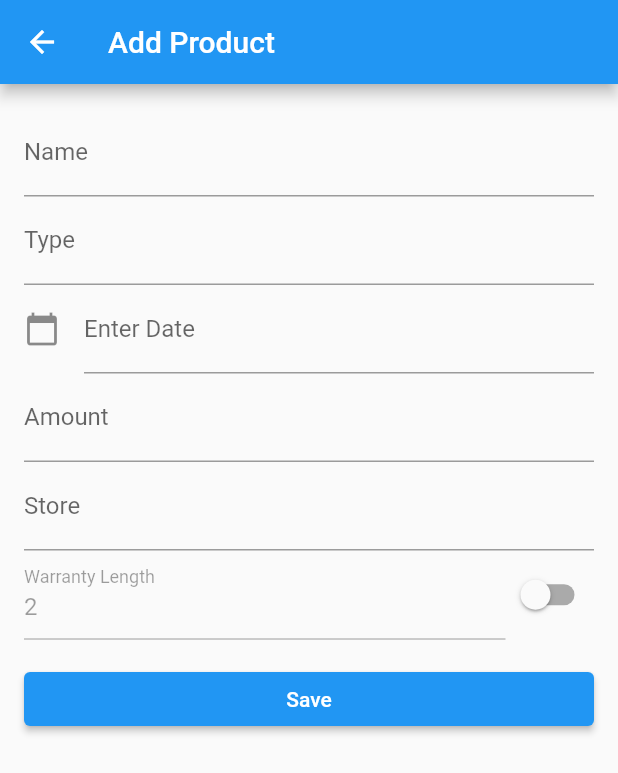
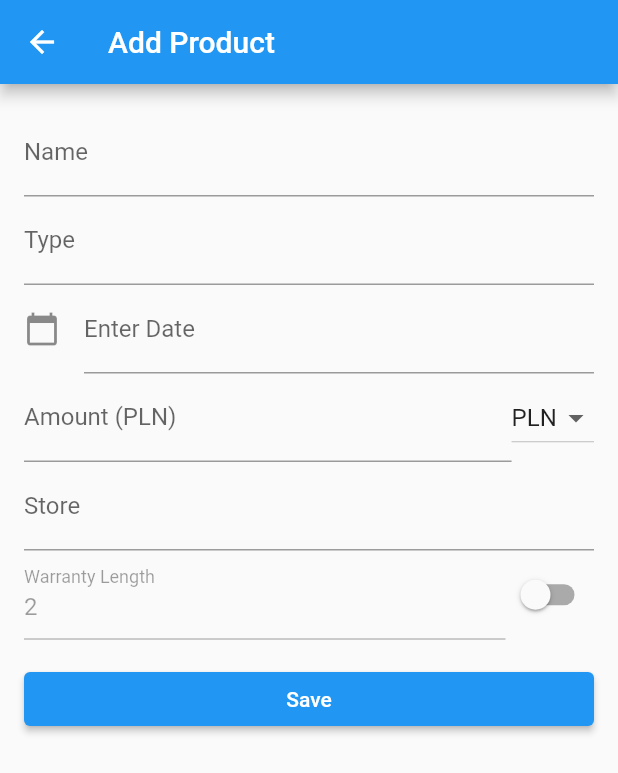
Before and after one commit to mrkuba1/warrantyapp-flutter, a Flutter app: the AddProductPage screen opened directly, after a tap on "Save", on a phone screen of 412 x 824 dp. Shown: the top 773 px of the screen. Run offline on Flutter 3.47's test engine with Material 2 defaults, Android fonts, the phone set to English and light mode, and no system bars.

Commit message:
Added DropdownMenu for currencies, changed ListTile to ListView, added gestures for delate and cards with details, fixed bugs

```diff
--- a/lib/Pages/addproduct_page.dart
+++ b/lib/Pages/addproduct_page.dart
@@ -1,27 +1,11 @@
 import 'package:flutter/material.dart';
-
-class Product {
-  final String id;
-  final String name;
-  final String type;
-  final DateTime purchaseDate;
-  final double amount;
-  final String store;
-  final double lenght_warranty;
-
-  Product({
-    required this.id,
-    required this.name,
-    required this.type,
-    required this.purchaseDate,
-    required this.amount,
-    required this.store,
-    required this.lenght_warranty,
-  });
-}
+import 'package:warrantyapp/product_class.dart';
 
 class AddProductPage extends StatefulWidget {
+  const AddProductPage({super.key});
+
   @override
+  // ignore: library_private_types_in_public_api
   _AddProductPageState createState() => _AddProductPageState();
 }
 
@@ -30,10 +14,12 @@ class _AddProductPageState extends State<AddProductPage> {
   final TextEditingController typeController = TextEditingController();
   final TextEditingController purchaseDateController = TextEditingController();
   final TextEditingController amountController = TextEditingController();
+  String selectedCurrency = 'PLN';
   final TextEditingController storeController = TextEditingController();
   final TextEditingController warrantyLengthController =
       TextEditingController();
   bool kontrola = false;
+  List<String> currencyOptions = ['USD', 'EUR', 'GBP', 'PLN'];
 
   @override
   void initState() {
@@ -78,9 +64,31 @@ class _AddProductPageState extends State<AddProductPage> {
                     purchaseDateController.text = formattedDate;
                   }
                 }),
-            TextField(
-              controller: amountController,
-              decoration: const InputDecoration(labelText: 'Amount'),
+            Row(
+              children: [
+                Expanded(
+                  child: TextField(
+                    controller: amountController,
+                    decoration: InputDecoration(
+                      labelText: 'Amount ($selectedCurrency)',
+                    ),
+                  ),
+                ),
+                DropdownButton<String>(
+                  value: selectedCurrency,
+                  onChanged: (String? newValue) {
+                    setState(() {
+                      selectedCurrency = newValue!;
+                    });
+                  },
+                  items: currencyOptions.map((String currency) {
+                    return DropdownMenuItem<String>(
+                      value: currency,
+                      child: Text(currency),
+                    );
+                  }).toList(),
+                ),
+              ],
             ),
             TextField(
               controller: storeController,
@@ -120,7 +128,7 @@ class _AddProductPageState extends State<AddProductPage> {
                     DateTime.parse(purchaseDateController.text);
                 double amount = double.parse(amountController.text);
                 String store = storeController.text;
-                double length_warranty = kontrola
+                double lengthWarranty = kontrola
                     ? double.tryParse(warrantyLengthController.text) ?? 0
                     : 2;
 
@@ -130,11 +138,10 @@ class _AddProductPageState extends State<AddProductPage> {
                   type: type,
                   purchaseDate: purchaseDate,
                   amount: amount,
+                  currency: selectedCurrency,
                   store: store,
-                  lenght_warranty: length_warranty,
+                  lengthWarranty: lengthWarranty,
                 );
-
-                // Return the new product to the profile page
                 Navigator.pop(context, newProduct);
               },
               child: const Text('Save'),
--- a/lib/Pages/login_page.dart
+++ b/lib/Pages/login_page.dart
@@ -3,7 +3,10 @@ import 'package:warrantyapp/Pages/profile_page.dart';
 import 'package:warrantyapp/Pages/register_page.dart';
 
 class LoginPage extends StatefulWidget {
+  const LoginPage({super.key});
+
   @override
+  // ignore: library_private_types_in_public_api
   _LoginPageState createState() => _LoginPageState();
 }
 
@@ -71,7 +74,7 @@ class _LoginPageState extends State<LoginPage> {
                         Navigator.push(
                           context,
                           MaterialPageRoute(
-                            builder: (context) => RegisterProfilePage(),
+                            builder: (context) => const RegisterProfilePage(),
                           ),
                         );
                       },
--- a/lib/Pages/profile_page.dart
+++ b/lib/Pages/profile_page.dart
@@ -1,32 +1,14 @@
 import 'package:flutter/material.dart';
 import 'package:warrantyapp/Pages/addproduct_page.dart';
-
-class Product {
-  final String id;
-  final String name;
-  final String type;
-  final DateTime purchaseDate;
-  final double amount;
-  final String store;
-  final double lenght_warranty;
-
-  Product({
-    required this.id,
-    required this.name,
-    required this.type,
-    required this.purchaseDate,
-    required this.amount,
-    required this.store,
-    required this.lenght_warranty,
-  });
-}
+import 'package:warrantyapp/product_class.dart';
 
 class ProfilePage extends StatefulWidget {
   final String username;
 
-  const ProfilePage(this.username);
+  const ProfilePage(this.username, {super.key});
 
   @override
+  // ignore: library_private_types_in_public_api
   _ProfilePageState createState() => _ProfilePageState();
 }
 
@@ -45,7 +27,7 @@ class _ProfilePageState extends State<ProfilePage> {
               Navigator.push(
                 context,
                 MaterialPageRoute(
-                  builder: (context) => AddProductPage(),
+                  builder: (context) => const AddProductPage(),
                 ),
               ).then((newProduct) {
                 if (newProduct != null) {
@@ -62,11 +44,36 @@ class _ProfilePageState extends State<ProfilePage> {
         itemCount: products.length,
         itemBuilder: (context, index) {
           var product = products[index];
-          return ListTile(
-            title: Text(product.name),
-            subtitle: Text('Type: ${product.type}\nStore: ${product.store}'),
-            trailing: Text('Amount: \$${product.amount.toStringAsFixed(2)}'),
-            onTap: () {},
+          return Dismissible(
+            key: Key(product.id),
+            direction: DismissDirection.horizontal,
+            onDismissed: (direction) {
+              setState(() {
+                products.removeAt(index);
+              });
+            },
+            background: Container(
+              color: Colors.red,
+              alignment: Alignment.centerRight,
+              padding: const EdgeInsets.only(right: 16.0),
+              child: const Icon(Icons.delete),
+            ),
+            child: Card(
+              child: ExpansionTile(
+                title: Text(product.name),
+                subtitle: Text(
+                    'Type: ${product.type}\nAmount: ${product.currency} ${product.amount.toStringAsFixed(2)}'),
+                trailing: const Icon(Icons.more_vert),
+                children: [
+                  ListTile(
+                    title: Text(
+                        'Purchase Date: ${product.purchaseDate.year}-${product.purchaseDate.month.toString().padLeft(2, '0')}-${product.purchaseDate.day.toString().padLeft(2, '0')}'),
+                    subtitle: Text(
+                        'Store: ${product.store}\nWarranty Length: ${product.lengthWarranty}'),
+                  ),
+                ],
+              ),
+            ),
           );
         },
       ),
--- a/lib/Pages/register_page.dart
+++ b/lib/Pages/register_page.dart
@@ -3,7 +3,10 @@ import 'package:flutter/material.dart';
 import 'package:path_provider/path_provider.dart';
 
 class RegisterProfilePage extends StatefulWidget {
+  const RegisterProfilePage({super.key});
+
   @override
+  // ignore: library_private_types_in_public_api
   _RegisterProfilePageState createState() => _RegisterProfilePageState();
 }
 
--- a/lib/main.dart
+++ b/lib/main.dart
@@ -14,7 +14,9 @@ class MyApp extends StatelessWidget {
       theme: ThemeData(
         primarySwatch: Colors.blue,
       ),
-      home: LoginPage(),
+      home: const LoginPage(),
     );
   }
+
+  //TODO: Gesture, PL language, colors, style, save to file and read data from files,
 }
--- a/lib/product_class.dart
+++ b/lib/product_class.dart
@@ -4,8 +4,9 @@ class Product {
   final String type;
   final DateTime purchaseDate;
   final double amount;
+  final String currency;
   final String store;
-  final double lenght_warranty;
+  final double lengthWarranty;
 
   Product({
     required this.id,
@@ -13,7 +14,15 @@ class Product {
     required this.type,
     required this.purchaseDate,
     required this.amount,
+    required this.currency,
     required this.store,
-    required this.lenght_warranty,
+    required this.lengthWarranty,
   });
+
+  @override
+  String toString() {
+    return 'Product(id: $id, name: $name, type: $type, '
+        'purchaseDate: $purchaseDate, amount: $amount$currency, '
+        'store: $store)';
+  }
 }
```
